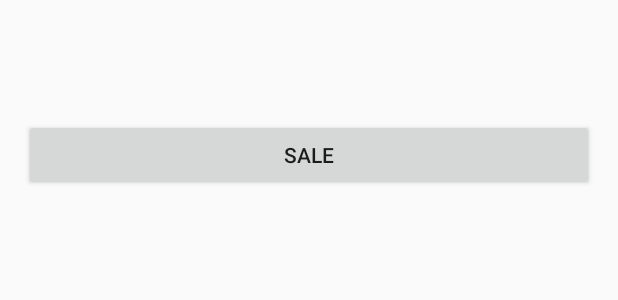
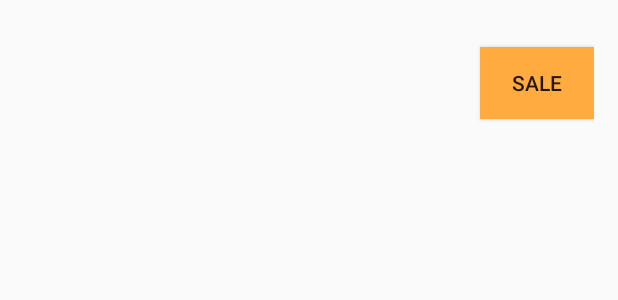
Before and after one commit to jrm5100/ABND-07-InventoryApp, an Android app: the layout list_item.xml on its own in the app's theme, with its tools: preview values and no code run, on a phone screen of 412 x 824 dp. Shown: the top 300 px of the screen. Run offline under Robolectric (Android 15) with nearby library versions, the phone set to English and light mode, and no system bars.

Commit message:
Set list item layout and extract some of the styles and colors used

```diff
--- a/app/src/main/java/com/example/android/inventoryapp/BookCursorAdapter.java
+++ b/app/src/main/java/com/example/android/inventoryapp/BookCursorAdapter.java
@@ -64,6 +64,7 @@ public class BookCursorAdapter extends CursorAdapter {
     private void setupDecreaseQuantButton(final Button btn, final Integer quantity, final Uri currentBookUri, final Context context) {
         if (quantity >= 1) {
             btn.setEnabled(true);
+            btn.setBackgroundColor(context.getResources().getColor(R.color.colorAccent));
             btn.setOnClickListener(new View.OnClickListener() {
                 @Override
                 public void onClick(View v) {
@@ -86,6 +87,7 @@ public class BookCursorAdapter extends CursorAdapter {
             });
         } else {
             btn.setEnabled(false);
+            btn.setBackgroundColor(context.getResources().getColor(R.color.gray));
             btn.setOnClickListener(null);
         }
     }
--- a/app/src/main/res/layout/list_item.xml
+++ b/app/src/main/res/layout/list_item.xml
@@ -4,40 +4,39 @@
     xmlns:android="http://schemas.android.com/apk/res/android"
     android:layout_width="match_parent"
     android:layout_height="wrap_content"
-    android:orientation="vertical"
+    android:orientation="horizontal"
     android:padding="@dimen/activity_margin"
     android:descendantFocusability="blocksDescendants">
 
-    <TextView
-        android:id="@+id/name"
-        android:layout_width="wrap_content"
+    <LinearLayout
+        android:layout_width="0dp"
+        android:layout_weight="4"
         android:layout_height="wrap_content"
-        android:fontFamily="sans-serif-medium"
-        android:textAppearance="?android:textAppearanceMedium"
-        android:textColor="#2B3D4D"  />
+        android:orientation="vertical">
 
-    <TextView
-        android:id="@+id/price"
-        android:layout_width="wrap_content"
-        android:layout_height="wrap_content"
-        android:fontFamily="sans-serif"
-        android:textAppearance="?android:textAppearanceSmall"
-        android:textColor="#AEB6BD"  />
+        <TextView
+            android:id="@+id/name"
+            style="@style/title" />
 
-    <TextView
-        android:id="@+id/quantity"
-        android:layout_width="wrap_content"
-        android:layout_height="wrap_content"
-        android:fontFamily="sans-serif"
-        android:textAppearance="?android:textAppearanceSmall"
-        android:textColor="#AEB6BD"  />
+        <TextView
+            android:id="@+id/price"
+            style="@style/info" />
+
+        <TextView
+            android:id="@+id/quantity"
+            style="@style/info"   />
+
+    </LinearLayout>
 
     <Button
         android:id="@+id/sale_button"
-        android:layout_width="match_parent"
+        android:layout_width="0dp"
+        android:layout_weight="1"
         android:layout_height="wrap_content"
+        android:layout_gravity="center_vertical"
         android:text="@string/sale"
-        android:onClick="decreaseQuantity"/>
+        android:onClick="decreaseQuantity"
+        android:background="@color/colorAccent"/>
 
 
 </LinearLayout>
--- a/app/src/main/res/values/colors.xml
+++ b/app/src/main/res/values/colors.xml
@@ -3,5 +3,7 @@
     <color name="colorPrimary">#546e7a</color>
     <color name="colorPrimaryDark">#37474f</color>
     <color name="colorAccent">#ffab40</color>
+    <color name="gray">#AEB6BD</color>
+    <color name="dark_gray">#2B3D4D</color>
 
 </resources>
--- a/app/src/main/res/values/styles.xml
+++ b/app/src/main/res/values/styles.xml
@@ -33,4 +33,20 @@
         <item name="android:textAppearance">?android:textAppearanceMedium</item>
     </style>
 
+    <style name="title">
+        <item name="android:layout_width">wrap_content</item>
+        <item name="android:layout_height">wrap_content</item>
+        <item name="android:fontFamily">sans-serif-medium</item>
+        <item name="android:textAppearance">?android:textAppearanceLarge</item>
+        <item name="android:textColor">@color/dark_gray</item>
+    </style>
+
+    <style name="info">
+        <item name="android:layout_width">wrap_content</item>
+        <item name="android:layout_height">wrap_content</item>
+        <item name="android:fontFamily">sans-serif</item>
+        <item name="android:textAppearance">?android:textAppearanceMedium</item>
+        <item name="android:textColor">@color/gray</item>
+    </style>
+
 </resources>
```
